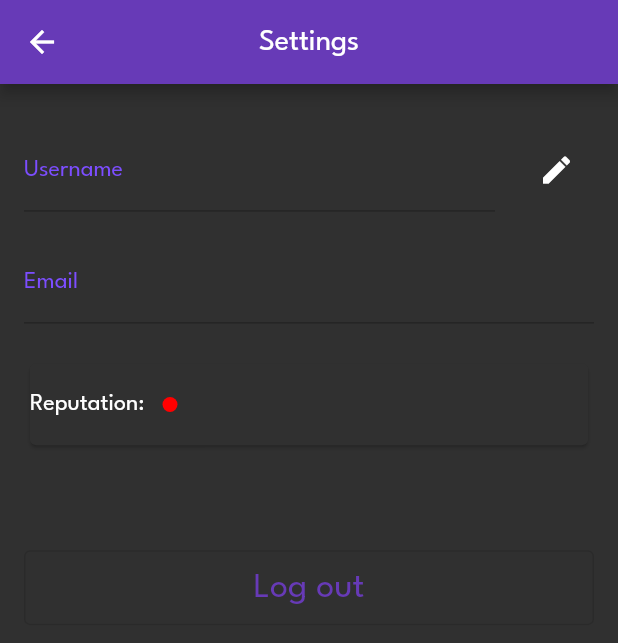
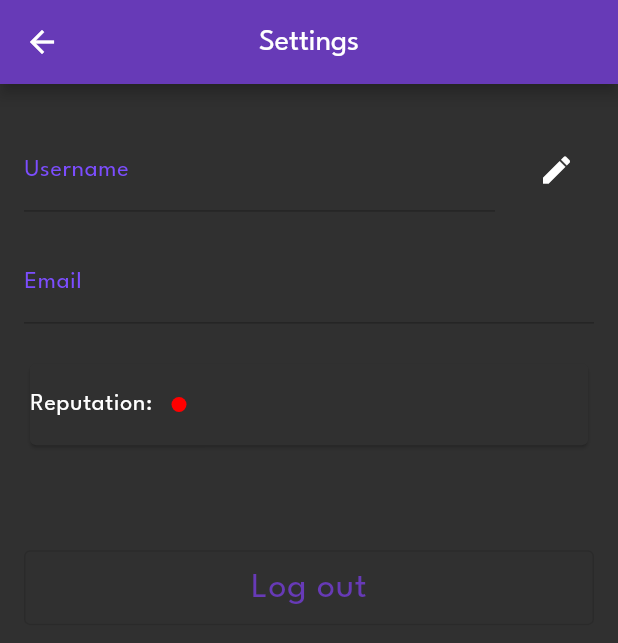
Before and after one commit to Bazz94/hottake, a Flutter app: the screen it shows once a user with an empty profile is signed in, after a tap on the "settings" icon, on a phone screen of 412 x 824 dp. Shown: the top 643 px of the screen. Run offline on Flutter 3.47's test engine with Material 2 defaults, Android fonts, the phone set to English and light mode, and no system bars; our stand-ins replace cached_network_image, cloud_firestore, cloud_functions, firebase_auth, firebase_core, firebase_database and 4 more; missing offline and left inert: firebase_app_check; accounts and stored records are empty.

Commit message:
Fixed minor bugs

```diff
--- a/lib/main.dart
+++ b/lib/main.dart
@@ -47,6 +47,7 @@ class MyApp extends StatelessWidget {
   Widget build(BuildContext context) {
     AuthService auth = AuthService();
     String? uid = auth.getUid;
+
     print('//// initial uid: $uid');
 
     return MultiProvider(
@@ -71,8 +72,8 @@ class MyApp extends StatelessWidget {
           appBarTheme: const AppBarTheme(
             color: Colors.deepPurple,
           ),
-          primaryColor: Colors.deepPurple,
-          primaryColorLight: Colors.deepPurpleAccent,
+          //primaryColor: Colors.deepPurple,
+          //primaryColorLight: Colors.deepPurpleAccent,
           scaffoldBackgroundColor: Colors.grey[850],
           fontFamily: 'LeagueSpartan',
         ),
--- a/lib/pages/login.dart
+++ b/lib/pages/login.dart
@@ -14,7 +14,7 @@ class Login extends StatefulWidget {
 class _LoginState extends State<Login> {
   final AuthService _auth = AuthService();
   bool isLoading = false;
-  final TextStyle myStyle = const TextStyle(fontSize: 20);
+  final TextStyle myStyle = const TextStyle(fontSize: 20, letterSpacing: 0.5);
   String headerText = 'Welcome';
   Color headerTextColor = Colors.white;
   bool buttonCheck = false;
@@ -23,6 +23,7 @@ class _LoginState extends State<Login> {
 
   String? get _emailErrorText {
     final text = emailController.value.text;
+
     if (text.isEmpty && buttonCheck) {
       return 'required';
     } else {
@@ -34,9 +35,10 @@ class _LoginState extends State<Login> {
     final text = passwordController.value.text;
     if (text.isEmpty && buttonCheck) {
       return 'required';
-    } else {
+    }  {
       return '';
     }
+
   }
 
   void _submit() async {
@@ -52,7 +54,7 @@ class _LoginState extends State<Login> {
     }
   }
 
-  void _submitGoogle() async {
+   void _submitGoogle() async {
     User? result = await _auth.googleSignIn();
     if (result == null) {
       setState(() {
@@ -104,6 +106,7 @@ class _LoginState extends State<Login> {
                           style: TextStyle(
                             color: headerTextColor,
                             fontSize: 24,
+                            letterSpacing: 0.5
                           ),
                         ),
                       ),
@@ -115,6 +118,7 @@ class _LoginState extends State<Login> {
                             onChanged: (_) => setState(() {}),
                             controller: emailController,
                             style: const TextStyle(
+                              letterSpacing: 0.5,
                                 color: Colors.white, fontSize: 20),
                             cursorColor: Colors.deepPurpleAccent,
                             decoration: InputDecoration(
@@ -125,6 +129,7 @@ class _LoginState extends State<Login> {
                               focusedErrorBorder: customOutlineInputBorder(),
                               labelText: 'Email',
                               labelStyle: const TextStyle(
+                                letterSpacing: 0.5,
                                   color: Colors.deepPurpleAccent),
                             ),
                           ),
@@ -135,9 +140,11 @@ class _LoginState extends State<Login> {
                         child: SizedBox(
                           height: 70,
                           child: TextField(
+                            obscureText: true,
                             onChanged: (_) => setState(() {}),
                             controller: passwordController,
                             style: const TextStyle(
+                              letterSpacing: 0.5,
                                 color: Colors.white, fontSize: 20),
                             cursorColor: Colors.deepPurpleAccent,
                             decoration: InputDecoration(
@@ -148,7 +155,8 @@ class _LoginState extends State<Login> {
                               focusedErrorBorder: customOutlineInputBorder(),
                               labelText: 'Password',
                               labelStyle: const TextStyle(
-                                  color: Colors.deepPurpleAccent),
+                                  color: Colors.deepPurpleAccent,
+                                  letterSpacing: 0.5),
                             ),
                           ),
                         ),
@@ -164,8 +172,8 @@ class _LoginState extends State<Login> {
                           onPressed: () {
                             setState(() {
                               buttonCheck = true;
-                              if (emailController.value.text.isNotEmpty &&
-                                  passwordController.value.text.isNotEmpty) {
+                              if (emailController.value.text.isNotEmpty
+                                && passwordController.value.text.isNotEmpty ) {
                                 isLoading = true;
                                 _submit();
                               }
@@ -173,7 +181,7 @@ class _LoginState extends State<Login> {
                           },
                           child: const Text(
                             'Login',
-                            style: TextStyle(fontSize: 24),
+                            style: TextStyle(fontSize: 24, letterSpacing: 0.5),
                           ),
                         ),
                       ),
@@ -185,7 +193,7 @@ class _LoginState extends State<Login> {
                             backgroundColor: Colors.white,
                             minimumSize: const Size.fromHeight(50),
                           ),
-                          onPressed: () {
+                          onPressed: () async{
                             setState(() => isLoading = true);
                             _submitGoogle();
                           },
@@ -193,7 +201,8 @@ class _LoginState extends State<Login> {
                               color: Colors.black),
                           label: const Text(
                             'Google Login',
-                            style: TextStyle(fontSize: 24, color: Colors.black),
+                            style: TextStyle(fontSize: 24, color: Colors.black,
+                                letterSpacing: 0.5),
                           ),
                         ),
                       ),
@@ -210,7 +219,7 @@ class _LoginState extends State<Login> {
                           },
                           child: const Text(
                             'Sign up',
-                            style: TextStyle(fontSize: 24),
+                            style: TextStyle(color: Colors.white,fontSize: 24, letterSpacing: 0.5),
                           ),
                         ),
                       ),
--- a/lib/pages/settings.dart
+++ b/lib/pages/settings.dart
@@ -3,7 +3,7 @@ import 'package:hottake/services/auth.dart';
 import "package:hottake/pages/loading.dart";
 
 import '../models/data.dart';
-
+import '../services/database.dart';
 
 class SettingsScreen extends StatefulWidget {
   const SettingsScreen({Key? key}) : super(key: key);
@@ -13,7 +13,6 @@ class SettingsScreen extends StatefulWidget {
 }
 
 class _SettingsScreenState extends State<SettingsScreen> {
-
   final AuthService _auth = AuthService();
 
   bool isLoading = false;
@@ -21,10 +20,17 @@ class _SettingsScreenState extends State<SettingsScreen> {
   late TextEditingController _controllerUsername;
   late TextEditingController _controllerEmail;
   late bool usernameEditable;
+  DatabaseService database = DatabaseService(uid: Globals.localUser!.uid);
 
   @override
   void initState() {
-    super.initState();
+    database.getReputation.then((reputation) {
+      if (reputation != null) {
+        setState(() {
+          Globals.localUser!.reputation = reputation;
+        });
+      }
+    });
     usernameEditable = false;
     _controllerUsername = Globals.localUser!.username == null
         ? TextEditingController(text: 'placeholder')
@@ -32,18 +38,14 @@ class _SettingsScreenState extends State<SettingsScreen> {
     _controllerEmail = Globals.localUser!.email == null
         ? TextEditingController(text: 'placeholder')
         : TextEditingController(text: Globals.localUser!.email);
-        print("//// Username: ${Globals.localUser!.username}");
+    super.initState();
   }
 
   void _editUsername() {
     setState(() {
-      print("//// flag 1 $usernameEditable");
-      print("//// flag 2: ${_controllerUsername.text}");
-      print("//// flag 3: ${Globals.localUser!.username}");
-      if(usernameEditable == true
-       && Globals.localUser!.username != _controllerUsername.text) {
+      if (usernameEditable == true &&
+          Globals.localUser!.username != _controllerUsername.text) {
         _auth.updateUsername(_controllerUsername.text);
-        print("//// Username changed");
       }
       usernameEditable = !usernameEditable;
     });
@@ -51,7 +53,9 @@ class _SettingsScreenState extends State<SettingsScreen> {
 
   @override
   Widget build(BuildContext context) {
-    return isLoading == true ? const Loading() : Scaffold(
+    return isLoading == true
+        ? const Loading()
+        : Scaffold(
             appBar: AppBar(
               // Here we take the value from the MyHomePage object that was created by
               // the App.build method, and use it to set our appbar title.
@@ -88,12 +92,13 @@ class _SettingsScreenState extends State<SettingsScreen> {
                                           BorderSide(color: Colors.deepPurple),
                                     ),
                                     focusedBorder: OutlineInputBorder(
-                                borderSide:
-                                    BorderSide(color: Colors.deepPurpleAccent),
+                                      borderSide: BorderSide(
+                                          color: Colors.deepPurpleAccent),
                                     ),
                                     labelText: 'Username',
-                              labelStyle:
-                                  TextStyle(color: Colors.deepPurpleAccent),
+                                    labelStyle: TextStyle(
+                                        color: Colors.deepPurpleAccent,
+                                        letterSpacing: 0.5),
                                   ),
                                 ),
                               ),
@@ -122,7 +127,8 @@ class _SettingsScreenState extends State<SettingsScreen> {
                           child: TextField(
                             enabled: false,
                             controller: _controllerEmail,
-                      style: const TextStyle(color: Colors.white),
+                            style: const TextStyle(
+                                color: Colors.white, letterSpacing: 0.5),
                             cursorColor: Colors.deepPurpleAccent,
                             decoration: const InputDecoration(
                               enabledBorder: OutlineInputBorder(
@@ -134,8 +140,9 @@ class _SettingsScreenState extends State<SettingsScreen> {
                                     BorderSide(color: Colors.deepPurpleAccent),
                               ),
                               labelText: 'Email',
-                        labelStyle:
-                            TextStyle(color: Colors.deepPurpleAccent),
+                              labelStyle: TextStyle(
+                                  color: Colors.deepPurpleAccent,
+                                  letterSpacing: 0.5),
                             ),
                           ),
                         ),
@@ -153,6 +160,7 @@ class _SettingsScreenState extends State<SettingsScreen> {
                                   "Reputation: ",
                                   style: TextStyle(
                                     color: Colors.white,
+                                    letterSpacing: 0.5,
                                     fontSize: 16,
                                   ),
                                 ),
@@ -163,7 +171,10 @@ class _SettingsScreenState extends State<SettingsScreen> {
                                     height: 10,
                                     decoration: BoxDecoration(
                                       color: Globals.getReputationColour(
-                                          Globals.localUser!.reputation!),
+                                          Globals.localUser!.reputation == null
+                                          ? 50
+                                          : Globals.localUser!.reputation!
+                                          ),
                                       shape: BoxShape.circle,
                                     ),
                                   ),
@@ -186,23 +197,21 @@ class _SettingsScreenState extends State<SettingsScreen> {
                           ),
                           onPressed: () async {
                             setState(() => isLoading = true);
-                        Navigator.pushNamed(context, '/init');
+                            Navigator.popAndPushNamed(context, '/init');
                             try {
                               await _auth.signOut();
                             } catch (e) {
                               setState(() => isLoading = false);
-                          print(e.toString());
+                              print("//// error signing out: ${e.toString()}");
                             }
                           },
                           child: const Text(
                             'Log out',
-                      style: TextStyle(fontSize: 24),
+                            style: TextStyle(fontSize: 24, letterSpacing: 0.5),
                           ),
                         ),
                       ),
-                Expanded(
-                  flex: 5,
-                  child: Container())
+                      Expanded(flex: 5, child: Container())
                     ],
                   )),
             ),
--- a/lib/services/auth.dart
+++ b/lib/services/auth.dart
@@ -16,6 +16,13 @@ class AuthService{
       return uid;
     } else {
       return null;
+    }
+  }
+
+
+  Future reloadUser() async {
+    if (FirebaseAuth.instance.currentUser != null) {
+      return await FirebaseAuth.instance.currentUser!.reload();
     }
   }
 
@@ -47,9 +54,10 @@ class AuthService{
 
       //create a new doc in firestore users
       await DatabaseService(uid: _user!.uid).updateUserData(50); //default values
+      Globals.localUser!.reputation = 50;
       return _user;
     } catch(e) {
-        print(e.toString());
+        print("//// registration error: ${e.toString()}");
         return null;
     }
   }
--- a/lib/services/database.dart
+++ b/lib/services/database.dart
@@ -20,8 +20,11 @@ class DatabaseService {
 
   Future<int?> get getReputation async {
     DocumentSnapshot doc = await _usersCollection.doc(uid).get();
-    final data = doc.data() as Map<String, dynamic>;
-    return data['reputation'];
+    print("//// flag 1: $doc");
+    final data = doc.data();
+    print("//// flag 2: $data");
+    final dataMap = data as Map<String, dynamic>;
+    return dataMap['reputation'];
   }
 
   //Get topics collection
@@ -95,7 +98,7 @@ class DatabaseService {
   List<ChatMessage> _snapToMessages(QuerySnapshot snap) {
     List<ChatMessage> list = [];
     for (var doc in snap.docs) {
-      print("////chat message list: ${doc.data()}");
+      print("//// chat message list: ${doc.data()}");
       if (doc.get('content') != "") {
         list.add(ChatMessage(
             content: doc.get('content'),
@@ -129,8 +132,6 @@ class DatabaseService {
           nay = Globals.localUser!;
         }
         active = dataMap['active'];
-        print("////1 chatid: ${Globals.chatID}");
-        print("////1 topic: ${Globals.topic}");
         if (Globals.chatID != null && Globals.topic != null) {
           return Chat(
             chatID: Globals.chatID!,
--- a/lib/services/init.dart
+++ b/lib/services/init.dart
@@ -5,6 +5,8 @@ import 'package:provider/provider.dart';
 import 'package:hottake/pages/home.dart';
 import 'package:hottake/pages/login.dart';
 import 'package:hottake/services/database.dart';
+
+import 'auth.dart';
 
 class Init extends StatefulWidget {
   const Init({Key? key}) : super(key: key);
@@ -14,28 +16,30 @@ class Init extends StatefulWidget {
 }
 
 class _Init extends State<Init> {
+  AuthService auth = AuthService();
 
   @override
   Widget build(BuildContext context) {
 
-    final user = Provider.of<LocalUser?>(context);
+    var user = Provider.of<LocalUser?>(context);
     String? uid;
     if (user != null) {
       uid = user.uid;
-      bool changed = false;
       if (user != Globals.localUser) {
-        changed = true;
+        setState(() {});
       }
       print('//// current uid: $uid');
       Globals.localUser = user;
-      DatabaseService database = DatabaseService(uid: uid);
-      database.getReputation.then((reputation) {
-        if (reputation != null && changed == true) {
-          Globals.localUser!.reputation = reputation;
-          print("//// reputation: $reputation");
-        }
+    }
+    auth.reloadUser().then((value) {
+      print("//// reload user successful");
+    })
+    .onError((error, stackTrace) {
+      print("//// reload user error");
+      setState(() {
+        user = null;
       });
-    }
+    });
 
     return user == null ? Login() : Home();
   }
--- a/lib/services/server.dart
+++ b/lib/services/server.dart
@@ -2,11 +2,16 @@ import 'package:hottake/models/data.dart';
 import 'package:cloud_functions/cloud_functions.dart';
 import 'dart:convert';
 
+import 'package:hottake/services/auth.dart';
+
 class ServerService{
   String uid;
   ServerService({required this.uid});
+  AuthService auth = AuthService();
 
   final functions = FirebaseFunctions.instance;
+
+
 
   Future<String?> get requestChat async {
 
--- a/pubspec.yaml
+++ b/pubspec.yaml
@@ -45,6 +45,7 @@ dependencies:
   firebase_app_check: ^0.1.1+5
   cloud_functions: ^4.0.5
   firebase_database: ^10.0.7
+  cached_network_image: ^3.2.3
 
 
 dev_dependencies:
```
Also changed, not shown: lib/pages/chat.dart (+11 -3 lines), lib/pages/home.dart (+44 -19 lines), lib/pages/searching.dart (+13 -7 lines), lib/pages/signup.dart (+28 -15 lines), lib/pages/stance.dart (+6 -3 lines), 5 other files. Lines whose indentation alone changed are shown as unchanged.
